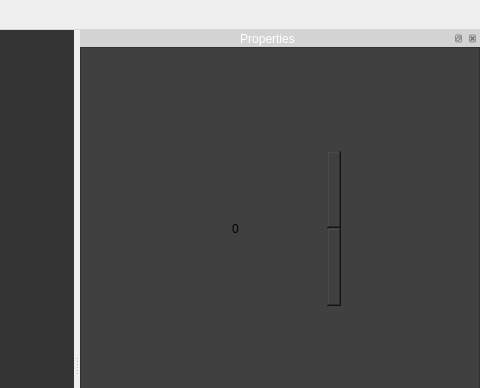
Qt form src/newmainwindow.ui (jahshaka/Studio) before a commit; both pictures show x 729 to 1209 and y 0 to 388 of the 1209 by 955 pixel window.
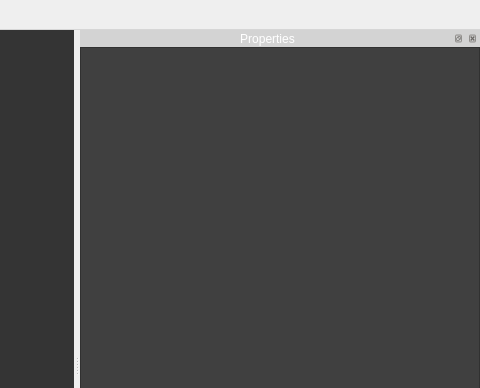
The same form after that commit. Icons and pictures are not drawn. Custom widgets are drawn as their Qt base class.

Patch:
```diff
--- a/src/newmainwindow.ui
+++ b/src/newmainwindow.ui
@@ -756,16 +756,6 @@
         <property name="styleSheet">
          <string notr="true">border:none;</string>
         </property>
-        <widget class="QSpinBox" name="spinBox">
-         <property name="geometry">
-          <rect>
-           <x>110</x>
-           <y>100</y>
-           <width>151</width>
-           <height>161</height>
-          </rect>
-         </property>
-        </widget>
        </widget>
       </widget>
      </item>
```
